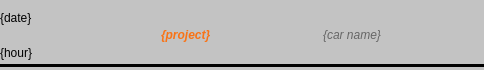
Before: the Qt Designer form listitem.ui in Ph4sm4/FinelogApp, drawn with Qt 5.
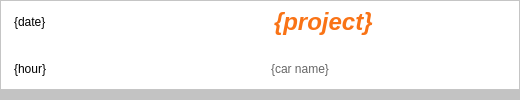
After: the same form once the commit is applied.

Patch:
```diff
--- a/listitem.ui
+++ b/listitem.ui
@@ -6,14 +6,14 @@
    <rect>
     <x>0</x>
     <y>0</y>
-    <width>484</width>
-    <height>70</height>
+    <width>520</width>
+    <height>100</height>
    </rect>
   </property>
   <property name="maximumSize">
    <size>
     <width>16777215</width>
-    <height>72</height>
+    <height>100</height>
    </size>
   </property>
   <property name="windowTitle">
@@ -22,14 +22,37 @@
   <property name="styleSheet">
    <string notr="true">#ListItem {
 background: rgb(195, 195, 195);
-margin-bottom: 3px;
-border-bottom: 3px solid black;
+padding-bottom: 3px;
 }</string>
   </property>
-  <layout class="QVBoxLayout" name="verticalLayout_3">
-   <property name="spacing">
+  <layout class="QVBoxLayout" name="verticalLayout_5">
+   <property name="leftMargin">
     <number>0</number>
    </property>
+   <property name="topMargin">
+    <number>0</number>
+   </property>
+   <property name="rightMargin">
+    <number>0</number>
+   </property>
+   <property name="bottomMargin">
+    <number>10</number>
+   </property>
+   <item>
+    <widget class="QFrame" name="frame">
+     <property name="styleSheet">
+      <string notr="true">QFrame {
+    background-color: white;
+    padding: 0 5px;
+  }</string>
+     </property>
+     <property name="frameShape">
+      <enum>QFrame::StyledPanel</enum>
+     </property>
+     <property name="frameShadow">
+      <enum>QFrame::Raised</enum>
+     </property>
+     <layout class="QVBoxLayout" name="verticalLayout_4">
    <property name="leftMargin">
     <number>0</number>
    </property>
@@ -44,8 +67,18 @@
    </property>
    <item>
     <layout class="QVBoxLayout" name="verticalLayout_2">
-     <item>
-      <layout class="QHBoxLayout" name="horizontalLayout_2">
+        <property name="leftMargin">
+         <number>0</number>
+        </property>
+        <property name="topMargin">
+         <number>0</number>
+        </property>
+        <property name="rightMargin">
+         <number>0</number>
+        </property>
+        <property name="bottomMargin">
+         <number>0</number>
+        </property>
        <item>
         <layout class="QHBoxLayout" name="horizontalLayout_3">
          <item>
@@ -76,12 +109,13 @@
            </item>
           </layout>
          </item>
-        </layout>
-       </item>
+          <item>
+           <layout class="QVBoxLayout" name="verticalLayout_3">
        <item>
         <widget class="QLabel" name="projectLabel">
          <property name="font">
           <font>
+                <pointsize>18</pointsize>
            <italic>true</italic>
            <bold>true</bold>
           </font>
@@ -97,10 +131,10 @@
         </widget>
        </item>
        <item>
-        <widget class="QLabel" name="car_nameLabel">
+             <widget class="QLabel" name="carNameLabel">
          <property name="font">
           <font>
-           <italic>true</italic>
+                <italic>false</italic>
            <bold>false</bold>
           </font>
          </property>
@@ -117,6 +151,11 @@
       </layout>
      </item>
     </layout>
+        </item>
+       </layout>
+      </item>
+     </layout>
+    </widget>
    </item>
   </layout>
  </widget>
```
Left out of the diff: 2 changed lines with no effect on the pictures. Lines whose indentation alone changed are shown as unchanged.
